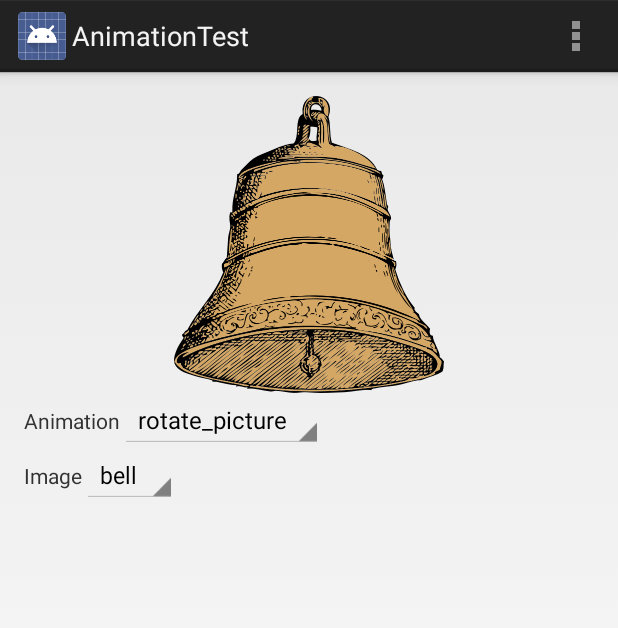
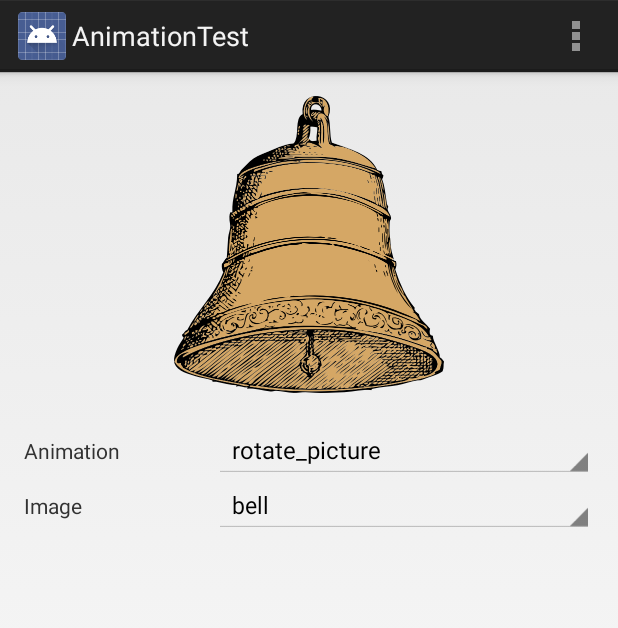
Before and after one commit to phyous/animation-test, an Android app: the screen it shows after launch (MainActivity), on a phone screen of 412 x 824 dp. Shown: the top 628 px of the screen. Run offline under Robolectric (Android 15) with nearby library versions, the phone set to English and light mode, and no system bars.

Commit message:
Added README.md

```diff
--- a/AnimationTest/src/main/java/com/phyous/animationtest/MainActivity.java
+++ b/AnimationTest/src/main/java/com/phyous/animationtest/MainActivity.java
@@ -60,6 +60,7 @@ public class MainActivity extends Activity {
 
         // Set up image selector
         mImageArray = new ArrayList<String>();
+        // TODO: This is a little ugly... Abstract this out
         mImageArray.add("bell");
         mImageArray.add("star");
         Spinner imageSpinner = (Spinner) findViewById(R.id.image_selection_spinner);
--- a/AnimationTest/src/main/res/layout/activity_main.xml
+++ b/AnimationTest/src/main/res/layout/activity_main.xml
@@ -14,40 +14,44 @@
             android:layout_height="wrap_content"
             android:layout_centerHorizontal="true"
             android:src="@drawable/bell"
-            >
-    </ImageView>
+            />
 
     <LinearLayout
             android:id="@+id/animation_selection_layout"
-            android:layout_width="wrap_content"
+            android:layout_width="match_parent"
             android:layout_height="wrap_content"
+            android:paddingTop="20dp"
             android:layout_below="@+id/animation_image">
         <TextView
-                android:layout_width="wrap_content"
+                android:layout_width="0dp"
                 android:layout_height="wrap_content"
+                android:layout_weight="2"
                 android:text="@string/animation_textview_label"/>
 
         <Spinner
                 android:id="@+id/animation_selection_spinner"
-                android:layout_width="wrap_content"
+                android:layout_width="0dp"
                 android:layout_height="wrap_content"
+                android:layout_weight="4"
                 android:minWidth="@dimen/activity_horizontal_margin"
                 />
     </LinearLayout>
 
     <LinearLayout
             android:id="@+id/image_selection_layout"
-            android:layout_width="wrap_content"
+            android:layout_width="match_parent"
             android:layout_height="wrap_content"
             android:layout_below="@+id/animation_selection_layout">
         <TextView
-                android:layout_width="wrap_content"
+                android:layout_width="0dp"
+                android:layout_weight="2"
                 android:layout_height="wrap_content"
                 android:text="@string/image_textview_label"/>
 
         <Spinner
                 android:id="@+id/image_selection_spinner"
-                android:layout_width="wrap_content"
+                android:layout_width="0dp"
+                android:layout_weight="4"
                 android:layout_height="wrap_content"
                 android:minWidth="@dimen/activity_horizontal_margin"
                 />
```
Also changed, not shown: AnimationTest/src/main/res/anim/spin_and_dissapear.xml (renamed from AnimationTest/src/main/res/anim/test.xml), 2 other files.
